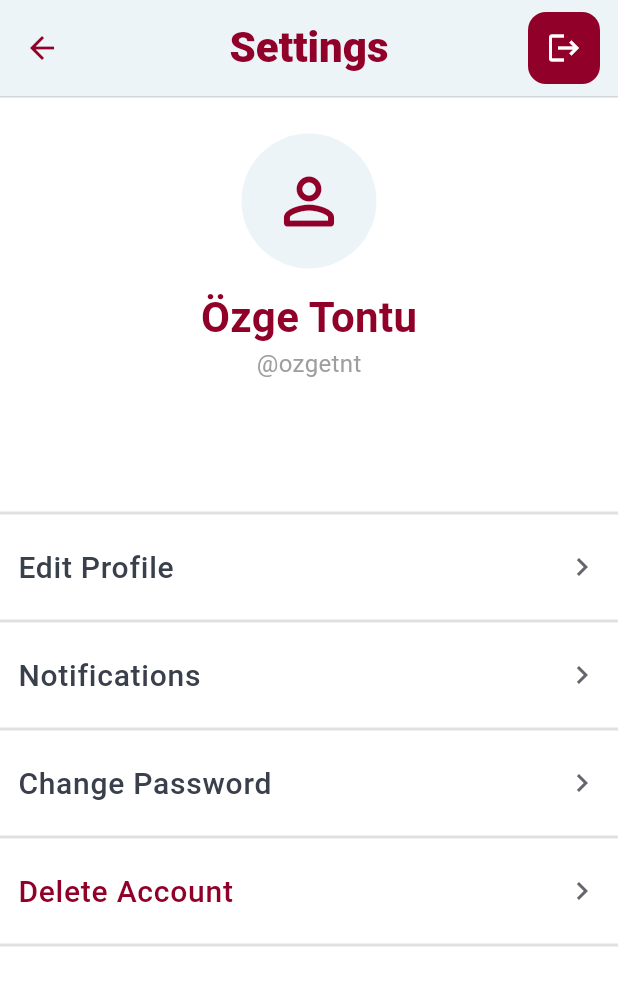
After one commit to project-favo/mobile, a Flutter app: the HomePage screen opened by its route, item 5 of the bottom bar chosen, after a tap on "Edit Profile", on a phone screen of 412 x 824 dp. The commit adds this screen. Shown: the top 986 px of the screen. Run offline on Flutter 3.47's test engine with Material 3 defaults, Android fonts, the phone set to English and light mode, and no system bars; our stand-ins replace dio, firebase_auth, firebase_core; accounts and stored records are empty; network calls fail.

Commit message:
feat(ui): add settings page UI and update global styles

```diff
--- a/lib/core/theme/app_colors.dart
+++ b/lib/core/theme/app_colors.dart
@@ -10,7 +10,7 @@ class AppColors {
 
   // Text
   static const textPrimary = Color(0xFF39404B);
-  static const textSecondary = Color(0xFF71727A);
+  static const textSecondary = Color(0xFF64656D);
   static const hint = Color(0xFF8F9098);
 
   // Borders
--- a/lib/core/theme/app_spacing.dart
+++ b/lib/core/theme/app_spacing.dart
@@ -7,6 +7,8 @@ class AppSpacing {
   static const double xLarge = 16;
   static const double xxLarge = 24;
   static const double categoryChipHeight = 36;
+  static const double toolbarHeight = 64;
+  static const double settingPages = 80;
   static const double productImageHeight = 120;
   static const double productCardWidth = 170;
 }
--- a/lib/core/theme/app_text_styles.dart
+++ b/lib/core/theme/app_text_styles.dart
@@ -21,17 +21,45 @@ class AppTextStyles {
     color: AppColors.textPrimary,
   );
 
-  static const TextStyle heading3 = TextStyle(
+  static const heading3 = TextStyle(
     fontSize: 18,
     fontWeight: FontWeight.w600,
     color: AppColors.textPrimary,
   );
 
+  // =========================
+  // PROFILE / GENERAL TEXTS
+  // =========================
+
+  /// Profile page - user name
+  static const titleMedium = TextStyle(
+    fontSize: 28,
+    fontWeight: FontWeight.w600,
+    color: AppColors.primary,
+  );
+
+  /// Username (@ozgetnt gibi)
+  static const bodySmall = TextStyle(
+    fontSize: 16,
+    fontWeight: FontWeight.w400,
+    color: AppColors.textSecondary,
+  );
+
+  /// Profile menu items (Edit Profile vs.)
+  static const bodyMedium = TextStyle(
+    fontSize: 20,
+    fontWeight: FontWeight.w500,
+    color: AppColors.textPrimary,
+  );
+
+  // =========================
   // Body
+  // =========================
+
   static const body = TextStyle(
     fontSize: 14,
     fontWeight: FontWeight.w400,
-    color: AppColors.background,
+    color: AppColors.textPrimary,
   );
 
   static const bodySecondary = TextStyle(
@@ -40,28 +68,36 @@ class AppTextStyles {
     color: AppColors.textSecondary,
   );
 
+  // =========================
   // Links / Actions
+  // =========================
+
   static const link = TextStyle(
     fontSize: 12,
     fontWeight: FontWeight.w600,
     color: AppColors.primary,
   );
 
+  // =========================
   // Buttons
+  // =========================
+
   static const button = TextStyle(
     fontSize: 14,
     fontWeight: FontWeight.w600,
     color: Colors.white,
   );
 
-  // Ürün kartı başlığı için
+  // =========================
+  // Product
+  // =========================
+
   static const productTitle = TextStyle(
     fontSize: 16,
     fontWeight: FontWeight.w700,
     color: AppColors.textPrimary,
   );
 
-  // Kategori etiketi için
   static const productCategory = TextStyle(
     fontSize: 11,
     fontWeight: FontWeight.w600,
--- a/lib/features/auth/presentation/home_page.dart
+++ b/lib/features/auth/presentation/home_page.dart
@@ -5,13 +5,21 @@ import '../../../core/theme/app_chip_styles.dart';
 import '../../../core/theme/app_spacing.dart';
 import '../widgets/product_card.dart';
 import '../widgets/top_product_card.dart';
+import 'profile/pages/profile_page.dart';
 
-class HomePage extends StatelessWidget {
+class HomePage extends StatefulWidget {
   const HomePage({super.key});
 
   @override
+  State<HomePage> createState() => _HomePageState();
+}
+
+class _HomePageState extends State<HomePage> {
+  int _currentIndex = 0;
+
+  @override
   Widget build(BuildContext context) {
-    // Örnek ürün listesi
+    /// PRODUCTS
     final List<Map<String, dynamic>> products = [
       {
         "imageUrl":
@@ -88,6 +96,7 @@ class HomePage extends StatelessWidget {
       },
     ];
 
+    /// TOP 10 PRODUCTS
     final List<Map<String, dynamic>> top10Products = [
       {
         "imageUrl":
@@ -160,21 +169,15 @@ class HomePage extends StatelessWidget {
         ],
       ),
       body: SingleChildScrollView(
-        padding: const EdgeInsets.only(
-          left: AppSpacing.xLarge,
-          right: AppSpacing.xLarge,
-          bottom: AppSpacing.xLarge,
-          top: AppSpacing.xLarge,
-        ),
+        padding: const EdgeInsets.all(AppSpacing.xLarge),
         child: Column(
           crossAxisAlignment: CrossAxisAlignment.start,
           children: [
-            /// TOP 10 PRODUCTS
+            /// TOP 10
             const Text(
               'Top 10 Products',
               style: AppTextStyles.heading2,
             ),
-
             const SizedBox(height: AppSpacing.large),
 
             SizedBox(
@@ -219,8 +222,9 @@ class HomePage extends StatelessWidget {
               children: products.map((product) {
                 return SizedBox(
                   width:
-                  (MediaQuery.of(context).size.width - AppSpacing.xLarge * 2 - AppSpacing.xLarge) /
-                      2, // 2 sütun
+                  (MediaQuery.of(context).size.width -
+                      AppSpacing.xLarge * 3) /
+                      2,
                   child: ProductCard(
                     imageUrl: product["imageUrl"],
                     title: product["title"],
@@ -235,18 +239,37 @@ class HomePage extends StatelessWidget {
           ],
         ),
       ),
+
+      /// BOTTOM NAV
       bottomNavigationBar: BottomNavigationBar(
-        currentIndex: 0,
+        currentIndex: _currentIndex,
         selectedItemColor: AppColors.primary,
         unselectedItemColor: AppColors.textSecondary,
         showSelectedLabels: false,
         showUnselectedLabels: false,
+        onTap: (index) {
+          if (index == 4) {
+            Navigator.push(
+              context,
+              MaterialPageRoute(
+                builder: (_) => const ProfilePage(),
+              ),
+            );
+            return;
+          }
+
+          setState(() {
+            _currentIndex = index;
+          });
+        },
         items: const [
           BottomNavigationBarItem(icon: Icon(Icons.home), label: 'Home'),
           BottomNavigationBarItem(icon: Icon(Icons.search), label: 'Search'),
           BottomNavigationBarItem(icon: Icon(Icons.add), label: 'Add'),
-          BottomNavigationBarItem(icon: Icon(Icons.favorite_border), label: 'Favorites'),
-          BottomNavigationBarItem(icon: Icon(Icons.person_outline), label: 'Profile'),
+          BottomNavigationBarItem(
+              icon: Icon(Icons.favorite_border), label: 'Favorites'),
+          BottomNavigationBarItem(
+              icon: Icon(Icons.person_outline), label: 'Profile'),
         ],
       ),
     );
--- /dev/null
+++ b/lib/features/auth/presentation/profile/pages/profile_page.dart
@@ -0,0 +1,128 @@
+import 'package:flutter/material.dart';
+import '../../../../../core/theme/app_colors.dart';
+import '../../../../../core/theme/app_text_styles.dart';
+import '../../../../../core/theme/app_spacing.dart';
+import '../widgets/profile_menu_item.dart';
+
+class ProfilePage extends StatelessWidget {
+  const ProfilePage({super.key});
+
+  @override
+  Widget build(BuildContext context) {
+    return Scaffold(
+      backgroundColor: AppColors.surface,
+      appBar: AppBar(
+        backgroundColor: AppColors.background,
+        toolbarHeight: AppSpacing.toolbarHeight,
+        title: const Text('Settings', style: AppTextStyles.HomeHeader,),
+        centerTitle: true,
+        leading: Padding(
+          padding: const EdgeInsets.symmetric(vertical: AppSpacing.small),
+          child: const BackButton(
+            color: AppColors.primary,
+          ),
+        ),
+        actions: [
+          Padding(
+            padding: const EdgeInsets.only(right: AppSpacing.large),
+            child: Container(
+              decoration: BoxDecoration(
+                color: AppColors.primary,
+                borderRadius: BorderRadius.circular(12),
+              ),
+              child: IconButton(
+                icon: const Icon(Icons.logout),
+                color: Colors.white,
+                onPressed: () {
+                  // TODO: logout modal
+                },
+              ),
+            ),
+          ),
+        ],
+        bottom: PreferredSize(
+          preferredSize: const Size.fromHeight(1),
+          child: Divider(
+            height: 1,
+            thickness: 1,
+            color: AppColors.textSecondary.withOpacity(0.2),
+          ),
+        ),
+      ),
+
+      body: Column(
+        children: [
+          const SizedBox(height: AppSpacing.xxLarge),
+
+          // Avatar
+          CircleAvatar(
+            radius: 45,
+            backgroundColor: AppColors.background,
+            child: const Icon(
+              Icons.person_outline_rounded,
+              size: 50,
+              color: AppColors.primary,
+            ),
+          ),
+
+          const SizedBox(height: AppSpacing.large),
+
+          Text(
+            'Özge Tontu',
+            style: AppTextStyles.titleMedium,
+          ),
+
+          const SizedBox(height: 0),
+
+          Text(
+            '@ozgetnt',
+            style: AppTextStyles.bodySmall.copyWith(
+              color: Colors.grey,
+            ),
+          ),
+
+          const SizedBox(height: AppSpacing.settingPages),
+
+          Divider(
+            thickness: 2,
+            color: AppColors.textSecondary.withOpacity(0.2),
+          ),
+          // Menu Items
+          ProfileMenuItem(
+            title: 'Edit Profile',
+            onTap: () {},
+          ),
+          Divider(
+            thickness: 2,
+            color: AppColors.textSecondary.withOpacity(0.2),
+          ),
+          ProfileMenuItem(
+            title: 'Notifications',
+            onTap: () {},
+          ),
+          Divider(
+            thickness: 2,
+            color: AppColors.textSecondary.withOpacity(0.2),
+          ),
+          ProfileMenuItem(
+            title: 'Change Password',
+            onTap: () {},
+          ),
+          Divider(
+            thickness: 2,
+            color: AppColors.textSecondary.withOpacity(0.2),
+          ),
+          ProfileMenuItem(
+            title: 'Delete Account',
+            isDestructive: true,
+            onTap: () {},
+          ),
+          Divider(
+            thickness: 2,
+            color: AppColors.textSecondary.withOpacity(0.2),
+          ),
+        ],
+      ),
+    );
+  }
+}
--- /dev/null
+++ b/lib/features/auth/presentation/profile/widgets/profile_menu_item.dart
@@ -0,0 +1,43 @@
+import 'package:flutter/material.dart';
+import '../../../../../core/theme/app_colors.dart';
+import '../../../../../core/theme/app_text_styles.dart';
+import '../../../../../core/theme/app_spacing.dart';
+
+class ProfileMenuItem extends StatelessWidget {
+  final String title;
+  final VoidCallback onTap;
+  final bool isDestructive;
+
+  const ProfileMenuItem({
+    super.key,
+    required this.title,
+    required this.onTap,
+    this.isDestructive = false,
+  });
+
+  @override
+  Widget build(BuildContext context) {
+    return Column(
+      children: [
+        ListTile(
+          contentPadding: const EdgeInsets.symmetric(
+            horizontal: AppSpacing.large,
+          ),
+          title: Text(
+            title,
+            style: AppTextStyles.bodyMedium.copyWith(
+              color: isDestructive
+                  ? AppColors.error
+                  : AppColors.textPrimary,
+            ),
+          ),
+          trailing: const Icon(
+            Icons.chevron_right,
+            color: AppColors.textSecondary,
+          ),
+          onTap: onTap,
+        ),
+      ],
+    );
+  }
+}
```
